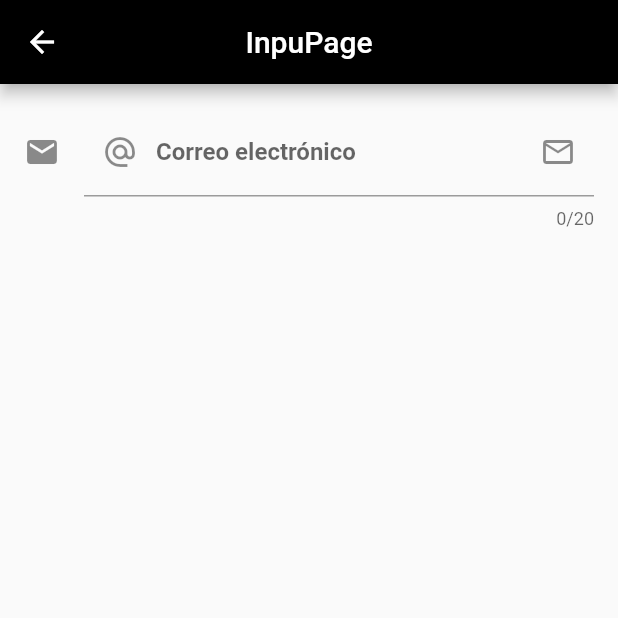
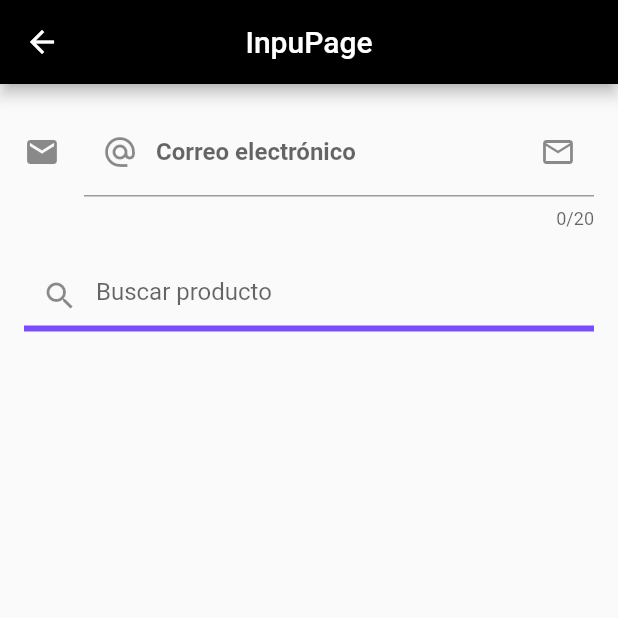
Before and after one commit to eeBarrionuevo/flutter_codigo5_components, a Flutter app: the InputPage screen opened directly, on a phone screen of 412 x 824 dp, the top half of it. Run offline on Flutter 3.47's test engine with Material 2 defaults, Android fonts, the phone set to English and light mode, and no system bars; our stand-ins replace google_fonts; network calls fail.

Commit message:
Input Page 2.4

```diff
--- a/lib/pages/input_page.dart
+++ b/lib/pages/input_page.dart
@@ -44,6 +44,36 @@ class InputPage extends StatelessWidget {
                   print(value);
                 },
               ),
+              const SizedBox(
+                height: 20.0,
+              ),
+
+              TextField(
+                decoration: InputDecoration(
+                  hintText: "Buscar producto",
+                  prefixIcon: Icon(Icons.search,),
+                  enabled: true,
+                  enabledBorder: UnderlineInputBorder(
+                    borderSide: BorderSide(
+                      color: Colors.deepPurpleAccent,
+                      width: 4.0,
+                    ),
+                  ),
+                  focusedBorder: UnderlineInputBorder(
+                    borderSide: BorderSide(
+                      color: Colors.red,
+                      width: 4.0,
+                    ),
+                  ),
+                  disabledBorder: UnderlineInputBorder(
+                    borderSide: BorderSide(
+                      color: Colors.green,
+                      width: 4.0,
+                    ),
+                  ),
+                ),
+              ),
+
             ],
           ),
         ),
```
